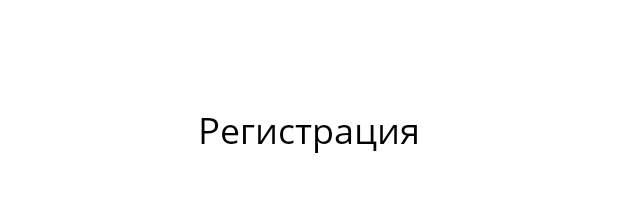
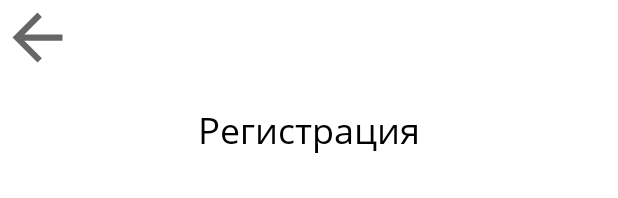
Before and after one commit to Lonti6/Traineeship, an Android app: the layout activity_registration.xml on its own in the app's theme, with its tools: preview values and no code run, on a phone screen of 412 x 824 dp. Shown: the top 198 px of the screen. Run offline under Robolectric (Android 15) with nearby library versions, the light colour scheme and no system bars.

Commit message:
починил кнопку

```diff
--- a/app/src/main/java/ru/work/trainsheep/MainActivity.java
+++ b/app/src/main/java/ru/work/trainsheep/MainActivity.java
@@ -57,12 +57,8 @@ public class MainActivity extends AppCompatActivity {
                     result.getException().printStackTrace();
                 }
             });
-
             Util.setEditTextFocusListener(this, R.id.search_field);
-
         }
-
-
     }
 
 
--- a/app/src/main/java/ru/work/trainsheep/RegistrationActivity.java
+++ b/app/src/main/java/ru/work/trainsheep/RegistrationActivity.java
@@ -15,6 +15,10 @@ public class RegistrationActivity extends AppCompatActivity {
         super.onCreate(savedInstanceState);
         setContentView(R.layout.activity_registration);
         findViewById(R.id.registrationButton).setOnClickListener(this::register);
+        findViewById(R.id.backButton).setOnClickListener(v -> {
+            Intent intent = new Intent(this, LoginActivity.class);
+            this.startActivity(intent);
+        });
     }
 
     private void register(View view) {
--- a/app/src/main/res/layout/activity_registration.xml
+++ b/app/src/main/res/layout/activity_registration.xml
@@ -7,13 +7,13 @@
     android:layout_height="match_parent"
     android:background="#FFFFFF">
 
-<!--    <ImageView-->
-<!--        android:id="@+id/backButton"-->
-<!--        android:layout_width="50dp"-->
-<!--        android:layout_height="50dp"-->
-<!--        app:layout_constraintStart_toStartOf="parent"-->
-<!--        app:layout_constraintTop_toTopOf="parent"-->
-<!--        app:srcCompat="?attr/actionModeCloseDrawable" />-->
+    <ImageView
+        android:id="@+id/backButton"
+        android:layout_width="50dp"
+        android:layout_height="50dp"
+        app:layout_constraintStart_toStartOf="parent"
+        app:layout_constraintTop_toTopOf="parent"
+        app:srcCompat="?attr/actionModeCloseDrawable" />
 
     <TextView
         android:id="@+id/textView3"
```
